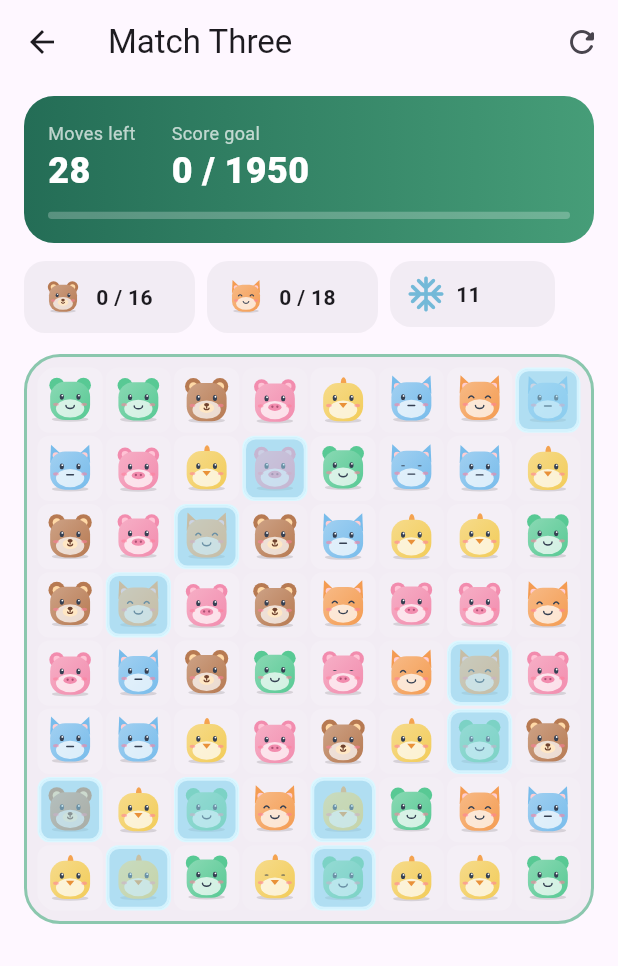
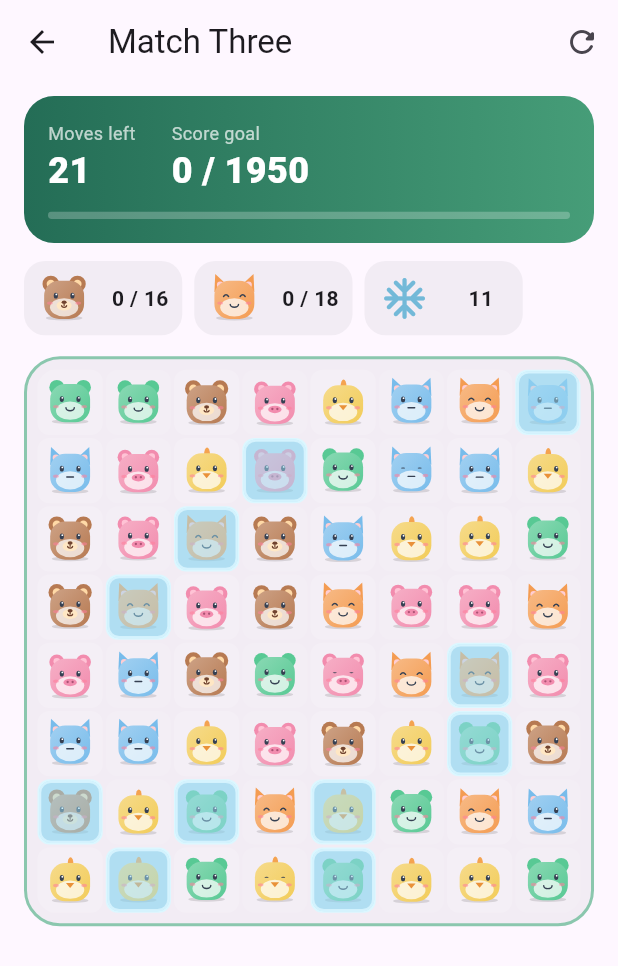
Before and after one commit to Rebort-a/treasure, a Flutter app: the MatchGameView screen opened directly with empty values, on a phone screen of 412 x 824 dp. Shown: the top 966 px of the screen. Run offline on Flutter 3.47's test engine with Material 3 defaults, Android fonts, the phone set to English and light mode, and no system bars; our stand-ins replace file_picker, image_picker, package_info_plus.

Commit message:
feat: improve match-three gameplay and feedback

```diff
--- a/lib/00.common/l10n/app_en.arb
+++ b/lib/00.common/l10n/app_en.arb
@@ -452,7 +452,9 @@
   "matchYourTurn": "Your turn — reach the goals together!",
   "matchPlayerTurn": "{name}'s turn",
   "@matchPlayerTurn": {"placeholders": {"name": {"type": "String"}}},
-  "matchWon": "All goals completed!",
+  "matchWon": "Congratulations, you won!",
+  "matchNewRecord": "Congratulations, new record!",
+  "matchBonusTime": "Bonus Time",
   "matchLost": "Out of moves",
   "coopConfirmLeave": "Leave this game and return to chat? Other players can continue.",
   "matchAnimals": "Frog|Fox|Cat|Chick|Pig|Bear"
--- a/lib/00.common/l10n/app_localizations.dart
+++ b/lib/00.common/l10n/app_localizations.dart
@@ -2351,8 +2351,20 @@
   /// No description provided for @matchWon.
   ///
   /// In en, this message translates to:
-  /// **'All goals completed!'**
+  /// **'Congratulations, you won!'**
   String get matchWon;
+
+  /// No description provided for @matchNewRecord.
+  ///
+  /// In en, this message translates to:
+  /// **'Congratulations, new record!'**
+  String get matchNewRecord;
+
+  /// No description provided for @matchBonusTime.
+  ///
+  /// In en, this message translates to:
+  /// **'Bonus Time'**
+  String get matchBonusTime;
 
   /// No description provided for @matchLost.
   ///
--- a/lib/00.common/l10n/app_zh.arb
+++ b/lib/00.common/l10n/app_zh.arb
@@ -408,8 +408,10 @@
   "matchYourTurn": "轮到你了，一起完成目标！",
   "matchPlayerTurn": "轮到 {name} 操作",
   "@matchPlayerTurn": {"placeholders": {"name": {"type": "String"}}},
-  "matchWon": "目标全部达成！",
-  "matchLost": "步数用完了",
+  "matchWon": "恭喜过关！",
+  "matchNewRecord": "恭喜突破记录！",
+  "matchBonusTime": "Bonus Time",
+  "matchLost": "步数用尽",
   "coopConfirmLeave": "退出当前对局？其他成员可以继续，你将返回聊天室。",
   "matchAnimals": "青蛙|狐狸|小猫|小鸡|小猪|小熊"
 }
--- a/lib/00.common/l10n/strings.dart
+++ b/lib/00.common/l10n/strings.dart
@@ -24,6 +24,8 @@
   static String get matchYourTurn => _l.matchYourTurn;
   static String matchPlayerTurn(String name) => _l.matchPlayerTurn(name);
   static String get matchWon => _l.matchWon;
+  static String get matchNewRecord => _l.matchNewRecord;
+  static String get matchBonusTime => _l.matchBonusTime;
   static String get matchLost => _l.matchLost;
   static String get coopConfirmLeave => _l.coopConfirmLeave;
   static List<String> get matchAnimalNames => _l.matchAnimals.split('|');
--- a/lib/18.match_three/upper/animal_piece.dart
+++ b/lib/18.match_three/upper/animal_piece.dart
@@ -281,7 +281,6 @@
         }
       } else if (piece.effect == PieceEffect.bomb) {
         canvas.drawCircle(const Offset(0, 21), 7, paint);
-        canvas.drawLine(const Offset(3, 15), const Offset(7, 9), paint);
       } else {
         paint.style = PaintingStyle.fill;
         for (var i = 0; i < palette.length; i++) {
--- a/lib/18.match_three/upper/game_view.dart
+++ b/lib/18.match_three/upper/game_view.dart
@@ -84,73 +84,7 @@
                       const SizedBox(height: 12),
                       SizedBox(
                         height: 88,
-                        child: ValueListenableBuilder<bool>(
-                          valueListenable: manager.busy,
-                          builder: (_, busy, __) {
-                            if (busy) {
-                              return ValueListenableBuilder<String?>(
-                                valueListenable: manager.comboPraise,
-                                builder: (_, praise, __) {
-                                  if (praise != null) {
-                                    return _celebrationIndicator(
-                                      context,
-                                      praise,
-                                    );
-                                  }
-                                  return ValueListenableBuilder<bool>(
-                                    valueListenable: manager.bonusTime,
-                                    builder: (_, bonusTime, __) {
-                                      if (bonusTime) {
-                                        return _celebrationIndicator(
-                                          context,
-                                          'Bonus Time',
-                                        );
-                                      }
-                                      return ValueListenableBuilder<int?>(
-                                        valueListenable:
-                                            manager.comboMultiplier,
-                                        builder: (_, multiplier, __) =>
-                                            _multiplierIndicator(
-                                              context,
-                                              multiplier ?? 1,
-                                            ),
-                                      );
-                                    },
-                                  );
-                                },
-                              );
-                            }
-                            return ValueListenableBuilder<String?>(
-                              valueListenable: manager.comboPraise,
-                              builder: (_, praise, __) {
-                                if (praise != null) {
-                                  return _celebrationIndicator(context, praise);
-                                }
-                                return ValueListenableBuilder<bool>(
-                                  valueListenable: manager.invalidSwapAnimating,
-                                  builder: (_, invalidSwapAnimating, __) {
-                                    if (invalidSwapAnimating) {
-                                      return _multiplierIndicator(context, 0);
-                                    }
-                                    final message = switch (view.status) {
-                                      MatchStatus.won => S.matchWon,
-                                      MatchStatus.lost => S.matchLost,
-                                      MatchStatus.playing => null,
-                                    };
-                                    if (message == null) {
-                                      return const SizedBox.shrink();
-                                    }
-                                    return _resultIndicator(
-                                      context,
-                                      message,
-                                      view.status,
-                                    );
-                                  },
-                                );
-                              },
-                            );
-                          },
-                        ),
+                        child: _statusIndicator(context, view),
                       ),
                     ],
                   ),
@@ -180,6 +114,78 @@
           ),
         ),
       ],
+    ),
+  );
+
+  Widget _statusIndicator(BuildContext context, MatchView view) =>
+      ValueListenableBuilder<bool>(
+        valueListenable: manager.busy,
+        builder: (context, busy, _) => ValueListenableBuilder<bool>(
+          valueListenable: manager.bonusTime,
+          builder: (context, bonusTime, _) {
+            final showingBonus = view.status == MatchStatus.won && bonusTime;
+            final showingResult = !busy && view.status != MatchStatus.playing;
+            if (showingBonus || showingResult) {
+              return ValueListenableBuilder<bool>(
+                valueListenable: manager.brokeRecord,
+                builder: (context, brokeRecord, _) {
+                  final isNewWinningRecord =
+                      view.status == MatchStatus.won && brokeRecord;
+                  final message = bonusTime
+                      ? S.matchBonusTime
+                      : isNewWinningRecord
+                      ? S.matchNewRecord
+                      : view.status == MatchStatus.won
+                      ? S.matchWon
+                      : S.matchLost;
+                  final resultStatus = view.status == MatchStatus.won
+                      ? MatchStatus.won
+                      : MatchStatus.lost;
+                  return _resultIndicator(context, message, resultStatus);
+                },
+              );
+            }
+            if (busy) {
+              return ValueListenableBuilder<String?>(
+                valueListenable: manager.comboPraise,
+                builder: (context, praise, _) {
+                  if (praise != null) {
+                    return _celebrationIndicator(context, praise);
+                  }
+                  return ValueListenableBuilder<int?>(
+                    valueListenable: manager.comboMultiplier,
+                    builder: (context, multiplier, _) =>
+                        _multiplierIndicator(context, multiplier ?? 1),
+                  );
+                },
+              );
+            }
+            return ValueListenableBuilder<String?>(
+              valueListenable: manager.comboPraise,
+              builder: (context, praise, _) {
+                if (praise != null) {
+                  return _celebrationIndicator(context, praise);
+                }
+                return ValueListenableBuilder<bool>(
+                  valueListenable: manager.invalidSwapAnimating,
+                  builder: (context, invalidSwapAnimating, _) {
+                    if (invalidSwapAnimating) {
+                      return _multiplierIndicator(context, 0);
+                    }
+                    final message = switch (view.status) {
+                      MatchStatus.won => S.matchWon,
+                      MatchStatus.lost => S.matchLost,
+                      MatchStatus.playing => null,
+                    };
+                    if (message == null) {
+                      return const SizedBox.shrink();
+                    }
+                    return _resultIndicator(context, message, view.status);
+                  },
+                );
+              },
+            );
+          },
         ),
       );
 
@@ -242,7 +248,7 @@
           spacing: 24,
           runSpacing: 8,
           children: [
-            _metric(S.matchMoves, '${view.movesLeft}'),
+            _movesMetric(context, view.movesLeft),
             _metric(S.matchScore, '${view.score} / ${view.scoreTarget}'),
           ],
         ),
@@ -275,9 +281,53 @@
     ],
   );
 
-  Widget _goals(BuildContext context, MatchView view) => Wrap(
+  Widget _movesMetric(BuildContext context, int movesLeft) => Column(
+    crossAxisAlignment: CrossAxisAlignment.start,
+    children: [
+      Text(
+        S.matchMoves,
+        style: const TextStyle(color: Colors.white70, fontSize: 12),
+      ),
+      ClipRect(
+        child: AnimatedSwitcher(
+          duration: MediaQuery.disableAnimationsOf(context)
+              ? Duration.zero
+              : const Duration(milliseconds: 320),
+          transitionBuilder: (child, animation) => AnimatedBuilder(
+            animation: animation,
+            child: child,
+            builder: (context, child) {
+              final offsetY = animation.status == AnimationStatus.reverse
+                  ? animation.value - 1
+                  : 1 - animation.value;
+              return FractionalTranslation(
+                translation: Offset(0, offsetY),
+                child: child,
+              );
+            },
+          ),
+          child: Text(
+            '$movesLeft',
+            key: ValueKey(movesLeft),
+            style: const TextStyle(
+              color: Colors.white,
+              fontSize: 24,
+              fontWeight: FontWeight.w800,
+            ),
+          ),
+        ),
+      ),
+    ],
+  );
+
+  Widget _goals(BuildContext context, MatchView view) => LayoutBuilder(
+    builder: (context, constraints) {
+      final iconSize = (constraints.maxWidth - 16) / MatchBoard.side;
+      final textScale = MediaQuery.textScalerOf(context).scale(14) / 14;
+      final valueWidth = 56 * textScale;
+      return Wrap(
         spacing: 8,
-    runSpacing: 8,
+        runSpacing: 4,
         children: [
           for (final entry in view.targets.entries)
             _goal(
@@ -285,8 +335,8 @@
               '${view.collected[entry.key].clamp(0, entry.value)} / ${entry.value}',
               view.collected[entry.key] >= entry.value,
               SizedBox(
-            width: 32,
-            height: 32,
+                width: iconSize,
+                height: iconSize,
                 child: CustomPaint(
                   painter: AnimalPiecePainter(
                     piece: Piece(entry.key + 1, entry.key),
@@ -295,19 +345,39 @@
                   ),
                 ),
               ),
+              iconSize: iconSize,
+              valueWidth: valueWidth,
             ),
           _goal(
             context,
             '${view.iceLeft}',
             view.iceLeft == 0,
-        const Icon(Icons.ac_unit_rounded, color: Color(0xFF73B9D8), size: 28),
+            SizedBox(
+              width: iconSize,
+              height: iconSize,
+              child: Icon(
+                Icons.ac_unit_rounded,
+                color: const Color(0xFF73B9D8),
+                size: iconSize * 0.72,
+              ),
+            ),
+            iconSize: iconSize,
+            valueWidth: valueWidth,
           ),
         ],
       );
+    },
+  );
 
-  Widget _goal(BuildContext context, String value, bool done, Widget icon) =>
-      Container(
-        padding: const EdgeInsets.symmetric(horizontal: 10, vertical: 8),
+  Widget _goal(
+    BuildContext context,
+    String value,
+    bool done,
+    Widget icon, {
+    required double iconSize,
+    required double valueWidth,
+  }) => Container(
+    padding: const EdgeInsets.only(left: 4, right: 0, top: 2, bottom: 2),
     decoration: BoxDecoration(
       color: Theme.of(context).colorScheme.surfaceContainer,
       borderRadius: BorderRadius.circular(14),
@@ -316,9 +386,9 @@
       mainAxisSize: MainAxisSize.min,
       children: [
         icon,
-            const SizedBox(width: 6),
         SizedBox(
-              width: 56,
+          width: valueWidth,
+          height: iconSize,
           child: done
               ? const Center(
                   child: Icon(
@@ -327,11 +397,15 @@
                     color: Color(0xFF469D78),
                   ),
                 )
-                  : Text(
+              : Align(
+                  alignment: Alignment.center,
+                  child: Text(
                     value,
                     maxLines: 1,
                     softWrap: false,
+                    textAlign: TextAlign.center,
                     style: const TextStyle(fontWeight: FontWeight.bold),
+                  ),
                 ),
         ),
       ],
--- a/lib/18.match_three/upper/match_board_widget.dart
+++ b/lib/18.match_three/upper/match_board_widget.dart
@@ -184,6 +184,15 @@
                                       button: true,
                                       onTap: () =>
                                           widget.manager.selectCell(index),
+                                      child: AnimatedSlide(
+                                        offset:
+                                            frame.spawnedPieceIds.contains(
+                                              piece.id,
+                                            )
+                                            ? const Offset(0, -1)
+                                            : Offset.zero,
+                                        duration: duration,
+                                        curve: Curves.easeOutCubic,
                                         child: AnimatedScale(
                                           scale: frame.clearing.contains(index)
                                               ? 0.45
@@ -213,7 +222,9 @@
                                                   Positioned.fill(
                                                     child: Padding(
                                                       padding:
-                                                        const EdgeInsets.all(2),
+                                                          const EdgeInsets.all(
+                                                            2,
+                                                          ),
                                                       child: DecoratedBox(
                                                         decoration: BoxDecoration(
                                                           color:
@@ -240,6 +251,7 @@
                                                     ),
                                                   ),
                                               ],
+                                            ),
                                           ),
                                         ),
                                       ),
```
Also changed, not shown: lib/00.common/l10n/app_localizations_en.dart (+7 -1 lines), lib/00.common/l10n/app_localizations_zh.dart (+8 -2 lines), lib/18.match_three/base/match_board.dart (+63 -42 lines), lib/18.match_three/middle/match_manager.dart (+73 -24 lines), 2 other files. Lines whose indentation alone changed are shown as unchanged.
